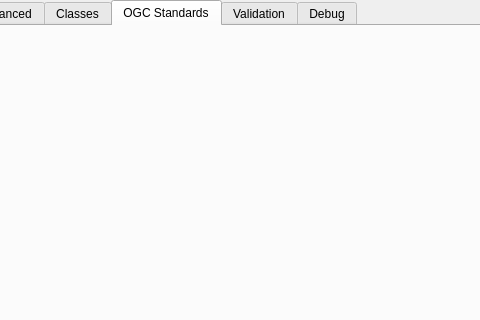
This is layersettingsraster.ui in QMapfileEditor/QMapfileEditor as Qt 5 draws it before an edit; both pictures show x 101 to 581 and y 0 to 320 of the 854 by 582 pixel window. The edited form follows.
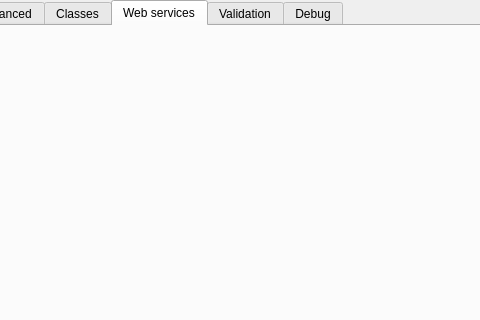
This is the edited form. The open tabs and pages were chosen to show the change. Icons and pictures are not drawn.

Commit message: Change tab name from ogc standard to web services

Patch:
```diff
--- a/layersettingsraster.ui
+++ b/layersettingsraster.ui
@@ -1395,7 +1395,7 @@
   </widget>
   <widget class="QWidget" name="metadataTab">
    <attribute name="title">
-    <string>OGC Standards</string>
+    <string>Web services</string>
    </attribute>
   </widget>
   <widget class="QWidget" name="tab_2">
```
Left out of the diff: 2 changed lines with no effect on the pictures. The commit also changes 1 other file.
